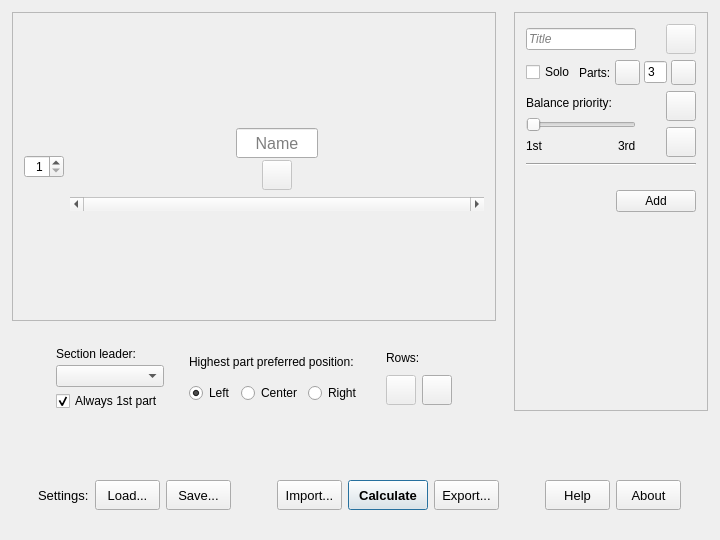
Before: the Qt Designer form mainwindow.ui in Ernest314/part-distributor, drawn with Qt 5.
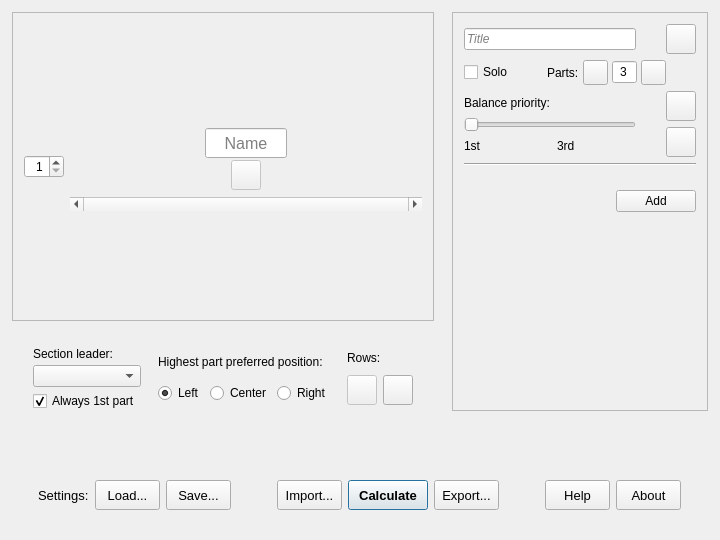
After: the same form once the commit is applied. Icons and pictures are not drawn.

Commit message: Changed piece UI to use a widget instead of a layout

What changed in the file:
```diff
--- a/mainwindow.ui
+++ b/mainwindow.ui
@@ -278,7 +278,7 @@
           <rect>
            <x>0</x>
            <y>0</y>
-           <width>480</width>
+           <width>443</width>
            <height>288</height>
           </rect>
          </property>
@@ -308,7 +308,7 @@
               <rect>
                <x>0</x>
                <y>0</y>
-               <width>416</width>
+               <width>379</width>
                <height>93</height>
               </rect>
              </property>
@@ -482,7 +482,7 @@
     <item row="0" column="1">
      <widget class="QScrollArea" name="scrollArea_pieces">
       <property name="sizePolicy">
-       <sizepolicy hsizetype="Expanding" vsizetype="Expanding">
+       <sizepolicy hsizetype="MinimumExpanding" vsizetype="Expanding">
         <horstretch>0</horstretch>
         <verstretch>0</verstretch>
        </sizepolicy>
@@ -495,8 +495,8 @@
         <rect>
          <x>0</x>
          <y>0</y>
-         <width>197</width>
-         <height>372</height>
+         <width>229</width>
+         <height>386</height>
         </rect>
        </property>
        <layout class="QVBoxLayout" name="layout_pieces">
@@ -504,128 +504,24 @@
          <number>24</number>
         </property>
         <item>
+         <widget class="QWidget" name="widget_piece" native="true">
          <layout class="QGridLayout" name="layout_piece">
+           <property name="leftMargin">
+            <number>0</number>
+           </property>
+           <property name="topMargin">
+            <number>0</number>
+           </property>
+           <property name="rightMargin">
+            <number>0</number>
+           </property>
+           <property name="bottomMargin">
+            <number>0</number>
+           </property>
           <property name="horizontalSpacing">
            <number>30</number>
           </property>
-          <property name="verticalSpacing">
-           <number>6</number>
-          </property>
-          <item row="2" column="1">
-           <layout class="QVBoxLayout" name="layout_piece_balance">
-            <property name="spacing">
-             <number>2</number>
-            </property>
-            <item>
-             <widget class="QLabel" name="label_piece_balance">
-              <property name="text">
-               <string>Balance priority:</string>
-              </property>
-             </widget>
-            </item>
-            <item>
-             <widget class="QSlider" name="slider_piece_balance">
-              <property name="minimum">
-               <number>1</number>
-              </property>
-              <property name="maximum">
-               <number>3</number>
-              </property>
-              <property name="orientation">
-               <enum>Qt::Horizontal</enum>
-              </property>
-             </widget>
-            </item>
-            <item>
-             <layout class="QHBoxLayout" name="layout_piece_balance_layout">
-              <item>
-               <widget class="QLabel" name="label_piece_balance_high">
-                <property name="text">
-                 <string>1st</string>
-                </property>
-               </widget>
-              </item>
-              <item>
-               <spacer name="spacer_piece_balance">
-                <property name="orientation">
-                 <enum>Qt::Horizontal</enum>
-                </property>
-                <property name="sizeHint" stdset="0">
-                 <size>
-                  <width>0</width>
-                  <height>0</height>
-                 </size>
-                </property>
-               </spacer>
-              </item>
-              <item>
-               <widget class="QLabel" name="label_piece_balance_low">
-                <property name="text">
-                 <string>3rd</string>
-                </property>
-               </widget>
-              </item>
-             </layout>
-            </item>
-           </layout>
-          </item>
-          <item row="2" column="2">
-           <layout class="QVBoxLayout" name="layout_piece_move">
-            <item>
-             <widget class="QPushButton" name="button_piece_up">
-              <property name="minimumSize">
-               <size>
-                <width>0</width>
-                <height>30</height>
-               </size>
-              </property>
-              <property name="maximumSize">
-               <size>
-                <width>30</width>
-                <height>16777215</height>
-               </size>
-              </property>
-              <property name="icon">
-               <iconset resource="icons.qrc">
-                <normaloff>:/icons/up.png</normaloff>:/icons/up.png</iconset>
-              </property>
-              <property name="iconSize">
-               <size>
-                <width>18</width>
-                <height>18</height>
-               </size>
-              </property>
-             </widget>
-            </item>
-            <item>
-             <widget class="QPushButton" name="button_piece_down">
-              <property name="minimumSize">
-               <size>
-                <width>0</width>
-                <height>30</height>
-               </size>
-              </property>
-              <property name="maximumSize">
-               <size>
-                <width>30</width>
-                <height>16777215</height>
-               </size>
-              </property>
-              <property name="icon">
-               <iconset resource="icons.qrc">
-                <normaloff>:/icons/down.png</normaloff>:/icons/down.png</iconset>
-              </property>
-              <property name="iconSize">
-               <size>
-                <width>18</width>
-                <height>18</height>
-               </size>
-              </property>
-             </widget>
-            </item>
-           </layout>
-          </item>
-          <item row="0" column="1">
+           <item row="0" column="0">
            <widget class="QLineEdit" name="lineEdit_piece">
             <property name="font">
              <font>
@@ -637,11 +533,8 @@
             </property>
            </widget>
           </item>
-          <item row="0" column="2">
+           <item row="0" column="1">
            <widget class="QPushButton" name="button_piece_remove">
-            <property name="enabled">
-             <bool>false</bool>
-            </property>
             <property name="minimumSize">
              <size>
               <width>0</width>
@@ -666,7 +559,7 @@
             </property>
            </widget>
           </item>
-          <item row="1" column="1" colspan="2">
+           <item row="1" column="0" colspan="2">
            <layout class="QHBoxLayout" name="layout_piece_parts">
             <property name="spacing">
              <number>4</number>
@@ -688,7 +581,7 @@
               </property>
               <property name="sizeHint" stdset="0">
                <size>
-                <width>16</width>
+                 <width>30</width>
                 <height>0</height>
                </size>
               </property>
@@ -730,29 +623,23 @@
             <item>
              <widget class="QLineEdit" name="lineEdit_piece_parts">
               <property name="sizePolicy">
-               <sizepolicy hsizetype="Maximum" vsizetype="Fixed">
+                <sizepolicy hsizetype="Fixed" vsizetype="Fixed">
                 <horstretch>0</horstretch>
                 <verstretch>0</verstretch>
                </sizepolicy>
               </property>
               <property name="maximumSize">
                <size>
-                <width>45</width>
+                 <width>25</width>
                 <height>16777215</height>
                </size>
               </property>
-              <property name="inputMask">
-               <string>###</string>
-              </property>
               <property name="text">
                <string>3</string>
               </property>
               <property name="alignment">
                <set>Qt::AlignCenter</set>
               </property>
-              <property name="placeholderText">
-               <string>#</string>
-              </property>
              </widget>
             </item>
             <item>
@@ -788,7 +675,7 @@
               </property>
               <property name="sizeHint" stdset="0">
                <size>
-                <width>0</width>
+                 <width>30</width>
                 <height>0</height>
                </size>
               </property>
@@ -796,7 +683,121 @@
             </item>
            </layout>
           </item>
-          <item row="3" column="1" colspan="2">
+           <item row="2" column="0">
+            <layout class="QVBoxLayout" name="layout_piece_balance">
+             <property name="spacing">
+              <number>2</number>
+             </property>
+             <item>
+              <widget class="QLabel" name="label_piece_balance">
+               <property name="text">
+                <string>Balance priority:</string>
+               </property>
+              </widget>
+             </item>
+             <item>
+              <widget class="QSlider" name="slider_piece_balance">
+               <property name="minimum">
+                <number>1</number>
+               </property>
+               <property name="maximum">
+                <number>3</number>
+               </property>
+               <property name="pageStep">
+                <number>1</number>
+               </property>
+               <property name="orientation">
+                <enum>Qt::Horizontal</enum>
+               </property>
+               <property name="invertedControls">
+                <bool>true</bool>
+               </property>
+              </widget>
+             </item>
+             <item>
+              <layout class="QHBoxLayout" name="layout_piece_balance_layout">
+               <item>
+                <widget class="QLabel" name="label_piece_balance_high">
+                 <property name="text">
+                  <string>1st</string>
+                 </property>
+                </widget>
+               </item>
+               <item>
+                <spacer name="spacer_piece_balance">
+                 <property name="orientation">
+                  <enum>Qt::Horizontal</enum>
+                 </property>
+                </spacer>
+               </item>
+               <item>
+                <widget class="QLabel" name="label_piece_balance_low">
+                 <property name="text">
+                  <string>3rd</string>
+                 </property>
+                </widget>
+               </item>
+              </layout>
+             </item>
+            </layout>
+           </item>
+           <item row="2" column="1">
+            <layout class="QVBoxLayout" name="layout_piece_move">
+             <item>
+              <widget class="QPushButton" name="button_piece_up">
+               <property name="minimumSize">
+                <size>
+                 <width>0</width>
+                 <height>30</height>
+                </size>
+               </property>
+               <property name="maximumSize">
+                <size>
+                 <width>30</width>
+                 <height>16777215</height>
+                </size>
+               </property>
+               <property name="icon">
+                <iconset resource="icons.qrc">
+                 <normaloff>:/icons/up.png</normaloff>:/icons/up.png</iconset>
+               </property>
+               <property name="iconSize">
+                <size>
+                 <width>18</width>
+                 <height>18</height>
+                </size>
+               </property>
+              </widget>
+             </item>
+             <item>
+              <widget class="QPushButton" name="button_piece_down">
+               <property name="minimumSize">
+                <size>
+                 <width>0</width>
+                 <height>30</height>
+                </size>
+               </property>
+               <property name="maximumSize">
+                <size>
+                 <width>30</width>
+                 <height>16777215</height>
+                </size>
+               </property>
+               <property name="icon">
+                <iconset resource="icons.qrc">
+                 <normaloff>:/icons/down.png</normaloff>:/icons/down.png</iconset>
+               </property>
+               <property name="iconSize">
+                <size>
+                 <width>18</width>
+                 <height>18</height>
+                </size>
+               </property>
+              </widget>
+             </item>
+            </layout>
+           </item>
+           <item row="3" column="0" colspan="2">
            <widget class="Line" name="line_piece">
             <property name="orientation">
              <enum>Qt::Horizontal</enum>
@@ -804,6 +805,7 @@
            </widget>
           </item>
          </layout>
+         </widget>
         </item>
         <item>
          <layout class="QHBoxLayout" name="layout_pieces_add">
```
Left out of the diff: 3 changed lines with no effect on the pictures. Lines whose indentation alone changed are shown as unchanged.
